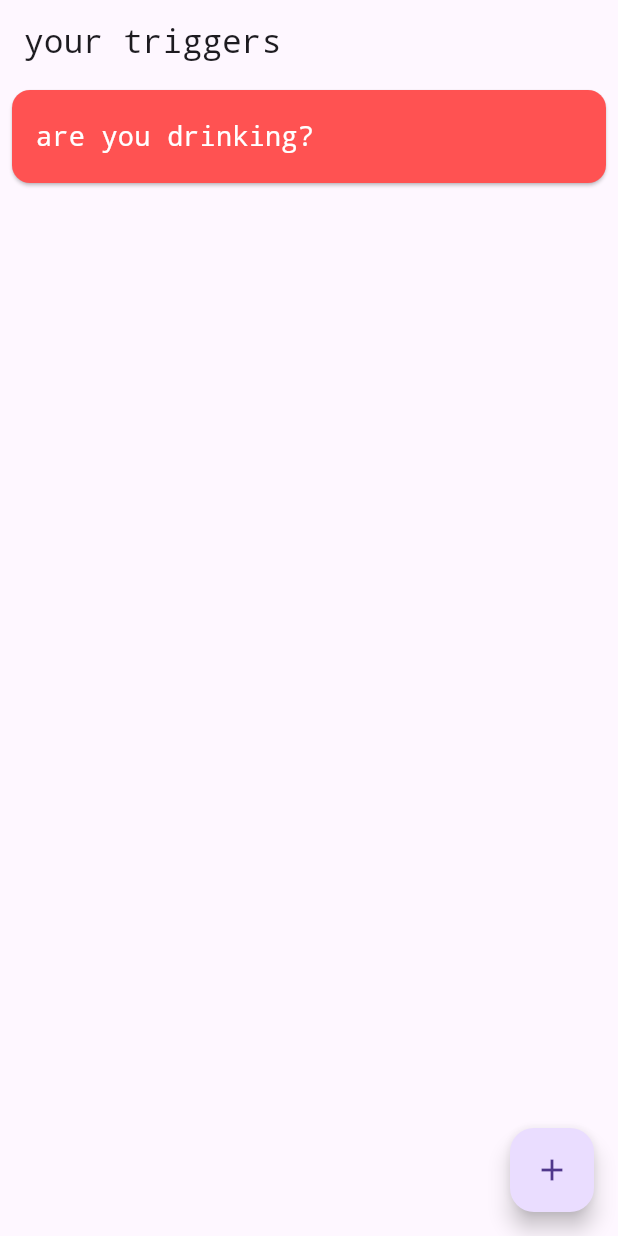
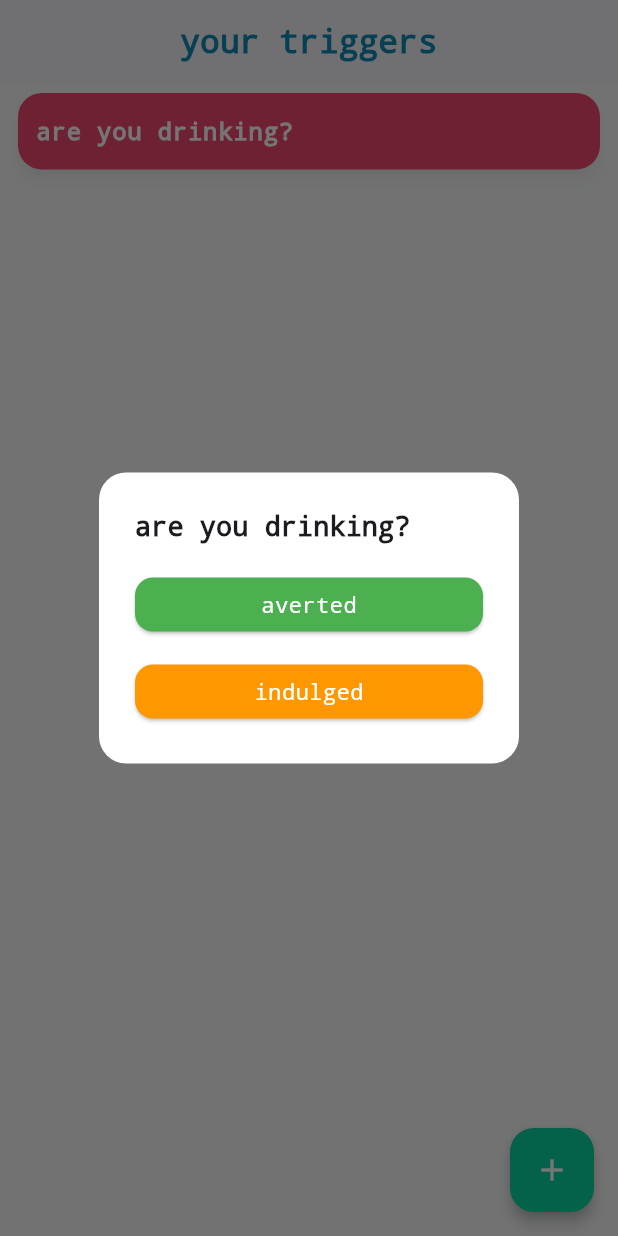
Before and after one commit to bernibra/habit_hijacker, a Flutter app: the screen it shows after launch, after a tap on "are you drinking?", on a phone screen of 412 x 824 dp. Run offline on Flutter 3.47's test engine with Material 3 defaults, Android fonts, the phone set to English and light mode, and no system bars.

Commit message:
UI: Modernize design, fix overflow, improve color palette and font sizing

```diff
--- a/lib/main.dart
+++ b/lib/main.dart
@@ -113,38 +113,107 @@ class _LandingPageState extends State<LandingPage> {
     );
   }
 
+  // Show dialog for trigger action (averted/indulged)
+  void _showTriggerActionDialog(Trigger trigger) {
+    showDialog(
+      context: context,
+      builder: (context) {
+        return AlertDialog(
+          shape: RoundedRectangleBorder(borderRadius: BorderRadius.circular(18)),
+          backgroundColor: Colors.white,
+          title: Text(
+            trigger.text,
+            style: const TextStyle(fontFamily: 'monospace', fontWeight: FontWeight.bold, fontSize: 18),
+            overflow: TextOverflow.ellipsis,
+            maxLines: 2,
+          ),
+          content: SingleChildScrollView(
+            child: Column(
+              mainAxisSize: MainAxisSize.min,
+              children: [
+                ElevatedButton(
+                  onPressed: () {
+                    Navigator.of(context).pop();
+                    // Will handle feedback in next step
+                  },
+                  style: ElevatedButton.styleFrom(
+                    backgroundColor: Colors.green,
+                    foregroundColor: Colors.white,
+                    minimumSize: const Size.fromHeight(36),
+                    shape: RoundedRectangleBorder(borderRadius: BorderRadius.circular(12)),
+                  ),
+                  child: const Text('averted', style: TextStyle(fontFamily: 'monospace', fontSize: 15)),
+                ),
+                const SizedBox(height: 10),
+                ElevatedButton(
+                  onPressed: () {
+                    Navigator.of(context).pop();
+                    // Will handle feedback in next step
+                  },
+                  style: ElevatedButton.styleFrom(
+                    backgroundColor: Colors.orange,
+                    foregroundColor: Colors.white,
+                    minimumSize: const Size.fromHeight(36),
+                    shape: RoundedRectangleBorder(borderRadius: BorderRadius.circular(12)),
+                  ),
+                  child: const Text('indulged', style: TextStyle(fontFamily: 'monospace', fontSize: 15)),
+                ),
+              ],
+            ),
+          ),
+        );
+      },
+    );
+  }
+
+  // Modern color palette
+  static const Color negativeColor = Color(0xFFEF476F); // Vibrant pink-red
+  static const Color positiveColor = Color(0xFF118AB2); // Modern blue
+  static const Color backgroundColor = Color(0xFFF8F9FA); // Light background
+  static const Color accentColor = Color(0xFF06D6A0); // Mint green
+  static const String monoFont = 'monospace'; // Use system monospace
+
   // Get color based on trigger type
   Color _triggerColor(bool isPositive) {
-    return isPositive ? Colors.blueAccent : Colors.redAccent;
+    return isPositive ? positiveColor : negativeColor;
   }
 
   @override
   Widget build(BuildContext context) {
     return Scaffold(
+      backgroundColor: backgroundColor,
       appBar: AppBar(
-        title: const Text('your triggers', style: TextStyle(fontFamily: 'monospace')),
+        title: const Text('your triggers', style: TextStyle(fontFamily: monoFont, fontWeight: FontWeight.bold, fontSize: 22)),
+        backgroundColor: Colors.white,
+        elevation: 2,
+        foregroundColor: positiveColor,
+        centerTitle: true,
       ),
       body: ListView.builder(
         itemCount: _triggers.length,
         itemBuilder: (context, index) {
           final trigger = _triggers[index];
           return Padding(
-            padding: const EdgeInsets.symmetric(vertical: 4, horizontal: 8),
+            padding: const EdgeInsets.symmetric(vertical: 6, horizontal: 12),
             child: ElevatedButton(
               style: ElevatedButton.styleFrom(
                 backgroundColor: _triggerColor(trigger.isPositive),
                 foregroundColor: Colors.white,
-                padding: const EdgeInsets.symmetric(vertical: 18, horizontal: 16),
-                shape: RoundedRectangleBorder(borderRadius: BorderRadius.circular(12)),
+                padding: const EdgeInsets.symmetric(vertical: 14, horizontal: 12),
+                shape: RoundedRectangleBorder(borderRadius: BorderRadius.circular(16)),
+                elevation: 4,
+                shadowColor: Colors.black26,
               ),
               onPressed: () {
-                // Will implement dialog in next step
+                _showTriggerActionDialog(trigger);
               },
               child: Align(
                 alignment: Alignment.centerLeft,
                 child: Text(
                   trigger.text,
-                  style: const TextStyle(fontFamily: 'monospace', fontSize: 18),
+                  style: const TextStyle(fontFamily: monoFont, fontSize: 16, fontWeight: FontWeight.w600, letterSpacing: 0.5),
+                  overflow: TextOverflow.ellipsis,
+                  maxLines: 2,
                 ),
               ),
             ),
@@ -153,8 +222,10 @@ class _LandingPageState extends State<LandingPage> {
       ),
       floatingActionButton: FloatingActionButton(
         onPressed: _showAddTriggerDialog,
-        child: const Icon(Icons.add),
+        backgroundColor: accentColor,
+        child: const Icon(Icons.add, color: Colors.white),
         tooltip: 'Add Trigger',
+        elevation: 4,
       ),
     );
   }
```
